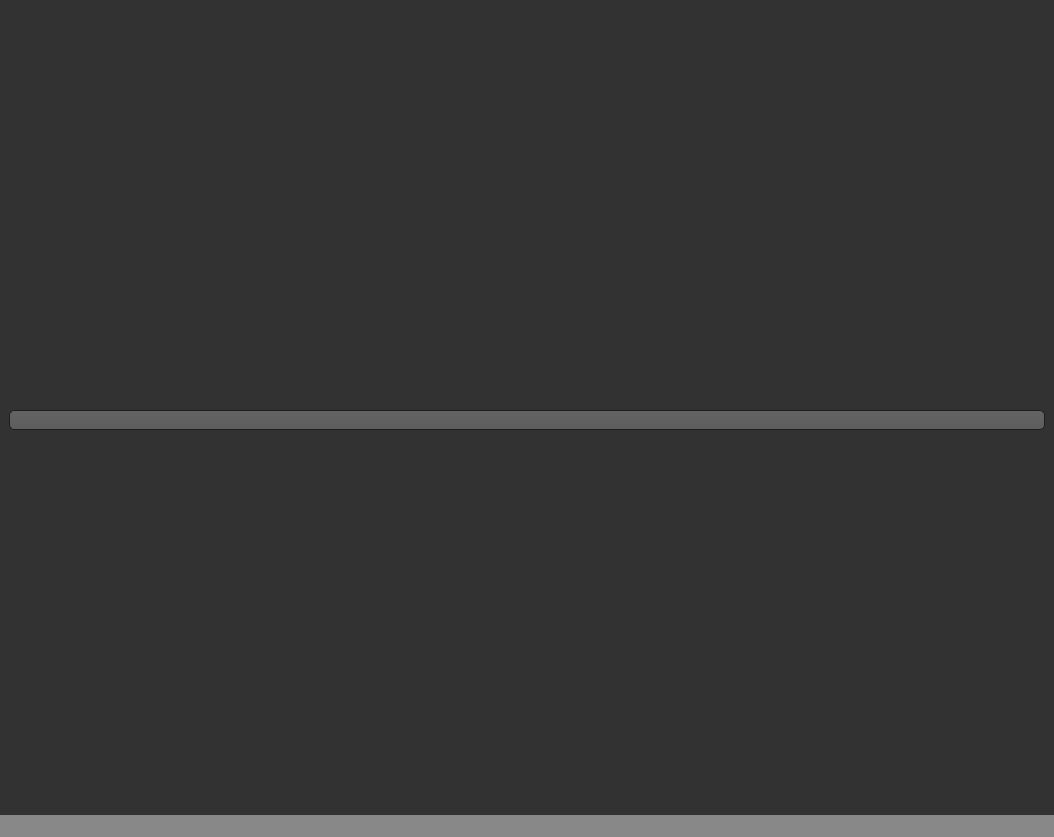
The window that interface/mainWindowUi.ui (JLBegin/JeuFSG) describes before a commit, drawn with Qt 5.
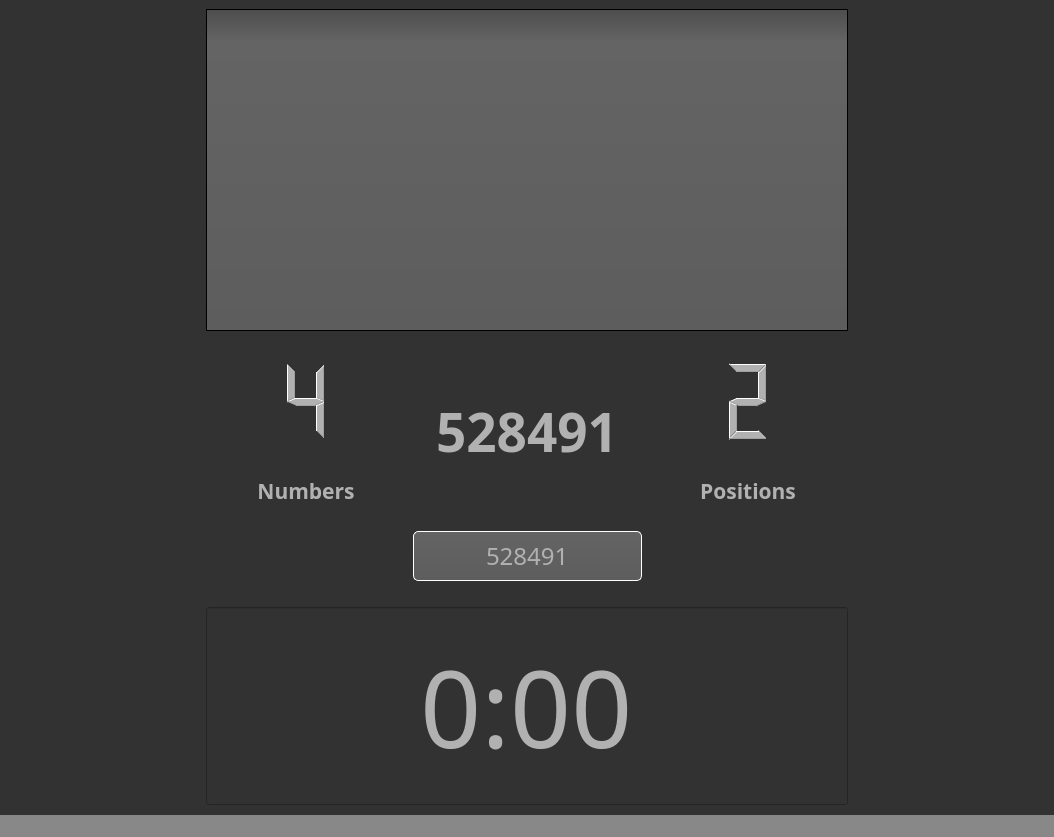
The same window after the commit. Icons and pictures are not drawn.

Commit message: basic GUI and associated python files

The edit to the form file:
```diff
--- a/interface/mainWindowUi.ui
+++ b/interface/mainWindowUi.ui
@@ -478,50 +478,325 @@
         <property name="leftMargin">
          <number>0</number>
         </property>
+        <item>
+         <spacer name="horizontalSpacer_4">
+          <property name="orientation">
+           <enum>Qt::Horizontal</enum>
+          </property>
+          <property name="sizeHint" stdset="0">
+           <size>
+            <width>40</width>
+            <height>20</height>
+           </size>
+          </property>
+         </spacer>
+        </item>
        </layout>
       </item>
       <item>
        <layout class="QVBoxLayout" name="verticalLayout_2">
+        <property name="spacing">
+         <number>25</number>
+        </property>
         <item>
-         <widget class="QLCDNumber" name="lcdNumber">
+         <widget class="QListWidget" name="listWidget">
           <property name="sizePolicy">
-           <sizepolicy hsizetype="Preferred" vsizetype="Preferred">
+           <sizepolicy hsizetype="Expanding" vsizetype="Expanding">
             <horstretch>0</horstretch>
             <verstretch>0</verstretch>
            </sizepolicy>
           </property>
+          <property name="font">
+           <font>
+            <family>BankGothic Md BT</family>
+            <pointsize>16</pointsize>
+           </font>
+          </property>
+          <property name="selectionMode">
+           <enum>QAbstractItemView::NoSelection</enum>
+          </property>
+          <property name="selectionBehavior">
+           <enum>QAbstractItemView::SelectRows</enum>
+          </property>
+          <property name="textElideMode">
+           <enum>Qt::ElideMiddle</enum>
+          </property>
          </widget>
         </item>
         <item>
-         <spacer name="horizontalSpacer">
-          <property name="orientation">
-           <enum>Qt::Horizontal</enum>
+         <layout class="QHBoxLayout" name="horizontalLayout_3">
+          <property name="spacing">
+           <number>30</number>
           </property>
-          <property name="sizeType">
-           <enum>QSizePolicy::Fixed</enum>
-          </property>
-          <property name="sizeHint" stdset="0">
-           <size>
-            <width>600</width>
-            <height>20</height>
-           </size>
-          </property>
-         </spacer>
+          <item>
+           <layout class="QVBoxLayout" name="verticalLayout_3">
+            <item>
+             <widget class="QLCDNumber" name="lcdNumbers">
+              <property name="frameShape">
+               <enum>QFrame::NoFrame</enum>
+              </property>
+              <property name="digitCount">
+               <number>1</number>
+              </property>
+              <property name="intValue" stdset="0">
+               <number>4</number>
+              </property>
+             </widget>
+            </item>
+            <item>
+             <widget class="QLabel" name="label">
+              <property name="sizePolicy">
+               <sizepolicy hsizetype="Preferred" vsizetype="Fixed">
+                <horstretch>0</horstretch>
+                <verstretch>0</verstretch>
+               </sizepolicy>
+              </property>
+              <property name="minimumSize">
+               <size>
+                <width>200</width>
+                <height>0</height>
+               </size>
+              </property>
+              <property name="font">
+               <font>
+                <family>BankGothic Md BT</family>
+                <pointsize>16</pointsize>
+                <weight>75</weight>
+                <bold>true</bold>
+               </font>
+              </property>
+              <property name="text">
+               <string>Numbers</string>
+              </property>
+              <property name="alignment">
+               <set>Qt::AlignCenter</set>
+              </property>
+             </widget>
+            </item>
+           </layout>
+          </item>
+          <item>
+           <widget class="QLabel" name="codeLabel">
+            <property name="sizePolicy">
+             <sizepolicy hsizetype="Preferred" vsizetype="Fixed">
+              <horstretch>0</horstretch>
+              <verstretch>0</verstretch>
+             </sizepolicy>
+            </property>
+            <property name="minimumSize">
+             <size>
+              <width>0</width>
+              <height>150</height>
+             </size>
+            </property>
+            <property name="font">
+             <font>
+              <family>BankGothic Md BT</family>
+              <pointsize>40</pointsize>
+              <weight>75</weight>
+              <bold>true</bold>
+             </font>
+            </property>
+            <property name="frameShape">
+             <enum>QFrame::NoFrame</enum>
+            </property>
+            <property name="text">
+             <string>528491</string>
+            </property>
+            <property name="textFormat">
+             <enum>Qt::AutoText</enum>
+            </property>
+            <property name="alignment">
+             <set>Qt::AlignCenter</set>
+            </property>
+           </widget>
+          </item>
+          <item>
+           <layout class="QVBoxLayout" name="verticalLayout_5">
+            <item>
+             <widget class="QLCDNumber" name="lcdPositions">
+              <property name="sizePolicy">
+               <sizepolicy hsizetype="Minimum" vsizetype="Preferred">
+                <horstretch>0</horstretch>
+                <verstretch>0</verstretch>
+               </sizepolicy>
+              </property>
+              <property name="frameShape">
+               <enum>QFrame::NoFrame</enum>
+              </property>
+              <property name="digitCount">
+               <number>1</number>
+              </property>
+              <property name="intValue" stdset="0">
+               <number>2</number>
+              </property>
+             </widget>
+            </item>
+            <item>
+             <widget class="QLabel" name="label_2">
+              <property name="sizePolicy">
+               <sizepolicy hsizetype="Preferred" vsizetype="Fixed">
+                <horstretch>0</horstretch>
+                <verstretch>0</verstretch>
+               </sizepolicy>
+              </property>
+              <property name="minimumSize">
+               <size>
+                <width>200</width>
+                <height>0</height>
+               </size>
+              </property>
+              <property name="font">
+               <font>
+                <family>BankGothic Md BT</family>
+                <pointsize>16</pointsize>
+                <weight>75</weight>
+                <bold>true</bold>
+               </font>
+              </property>
+              <property name="text">
+               <string>Positions</string>
+              </property>
+              <property name="alignment">
+               <set>Qt::AlignCenter</set>
+              </property>
+             </widget>
+            </item>
+           </layout>
+          </item>
+         </layout>
         </item>
         <item>
-         <widget class="QLineEdit" name="lineEdit">
+         <layout class="QHBoxLayout" name="horizontalLayout_2">
+          <item>
+           <spacer name="horizontalSpacer_2">
+            <property name="orientation">
+             <enum>Qt::Horizontal</enum>
+            </property>
+            <property name="sizeType">
+             <enum>QSizePolicy::Expanding</enum>
+            </property>
+            <property name="sizeHint" stdset="0">
+             <size>
+              <width>40</width>
+              <height>20</height>
+             </size>
+            </property>
+           </spacer>
+          </item>
+          <item>
+           <widget class="QLineEdit" name="codeEdit">
+            <property name="sizePolicy">
+             <sizepolicy hsizetype="Preferred" vsizetype="Fixed">
+              <horstretch>0</horstretch>
+              <verstretch>0</verstretch>
+             </sizepolicy>
+            </property>
+            <property name="minimumSize">
+             <size>
+              <width>0</width>
+              <height>50</height>
+             </size>
+            </property>
+            <property name="font">
+             <font>
+              <family>BankGothic Md BT</family>
+              <pointsize>18</pointsize>
+             </font>
+            </property>
+            <property name="styleSheet">
+             <string notr="true">border-color: rgb(255, 255, 255);</string>
+            </property>
+            <property name="text">
+             <string>528491</string>
+            </property>
+            <property name="maxLength">
+             <number>6</number>
+            </property>
+            <property name="alignment">
+             <set>Qt::AlignCenter</set>
+            </property>
+           </widget>
+          </item>
+          <item>
+           <spacer name="horizontalSpacer_3">
+            <property name="orientation">
+             <enum>Qt::Horizontal</enum>
+            </property>
+            <property name="sizeType">
+             <enum>QSizePolicy::Expanding</enum>
+            </property>
+            <property name="sizeHint" stdset="0">
+             <size>
+              <width>40</width>
+              <height>20</height>
+             </size>
+            </property>
+           </spacer>
+          </item>
+         </layout>
+        </item>
+        <item>
+         <widget class="QTimeEdit" name="timeEdit">
           <property name="sizePolicy">
            <sizepolicy hsizetype="Preferred" vsizetype="Fixed">
             <horstretch>0</horstretch>
             <verstretch>0</verstretch>
            </sizepolicy>
           </property>
+          <property name="minimumSize">
+           <size>
+            <width>0</width>
+            <height>200</height>
+           </size>
+          </property>
+          <property name="font">
+           <font>
+            <family>BankGothic Md BT</family>
+            <pointsize>80</pointsize>
+           </font>
+          </property>
+          <property name="frame">
+           <bool>true</bool>
+          </property>
+          <property name="alignment">
+           <set>Qt::AlignCenter</set>
+          </property>
+          <property name="readOnly">
+           <bool>true</bool>
+          </property>
+          <property name="buttonSymbols">
+           <enum>QAbstractSpinBox::NoButtons</enum>
+          </property>
+          <property name="currentSection">
+           <enum>QDateTimeEdit::SecondSection</enum>
+          </property>
+          <property name="displayFormat">
+           <string>m:ss</string>
+          </property>
          </widget>
         </item>
        </layout>
       </item>
       <item>
-       <layout class="QVBoxLayout" name="verticalLayout_4"/>
+       <layout class="QVBoxLayout" name="verticalLayout_4">
+        <property name="rightMargin">
+         <number>10</number>
+        </property>
+        <item>
+         <spacer name="horizontalSpacer_5">
+          <property name="orientation">
+           <enum>Qt::Horizontal</enum>
+          </property>
+          <property name="sizeHint" stdset="0">
+           <size>
+            <width>40</width>
+            <height>20</height>
+           </size>
+          </property>
+         </spacer>
+        </item>
+       </layout>
       </item>
      </layout>
     </item>
```
The commit also changes 5 other files.
